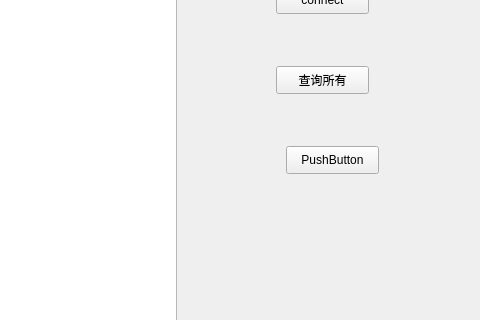
The window that withmenu.ui (kabu1204/ManagementSystem) describes before a commit, drawn with Qt 5; both pictures show x 334 to 814 and y 87 to 407 of the 814 by 600 pixel window.
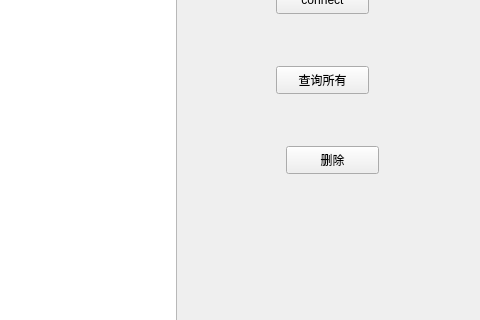
The same window after the commit.

```diff
--- a/withmenu.ui
+++ b/withmenu.ui
@@ -60,7 +60,7 @@
      </rect>
     </property>
     <property name="text">
-     <string>PushButton</string>
+     <string>删除</string>
     </property>
    </widget>
   </widget>
```
Left out of the diff: 14 changed lines with no effect on the pictures.
